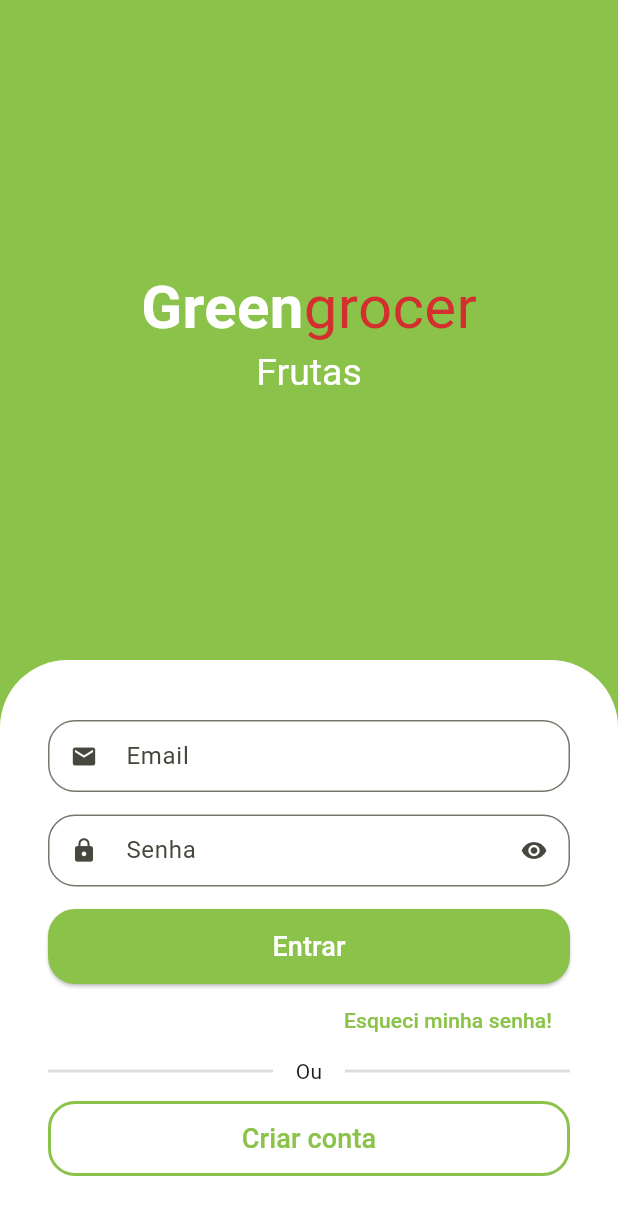
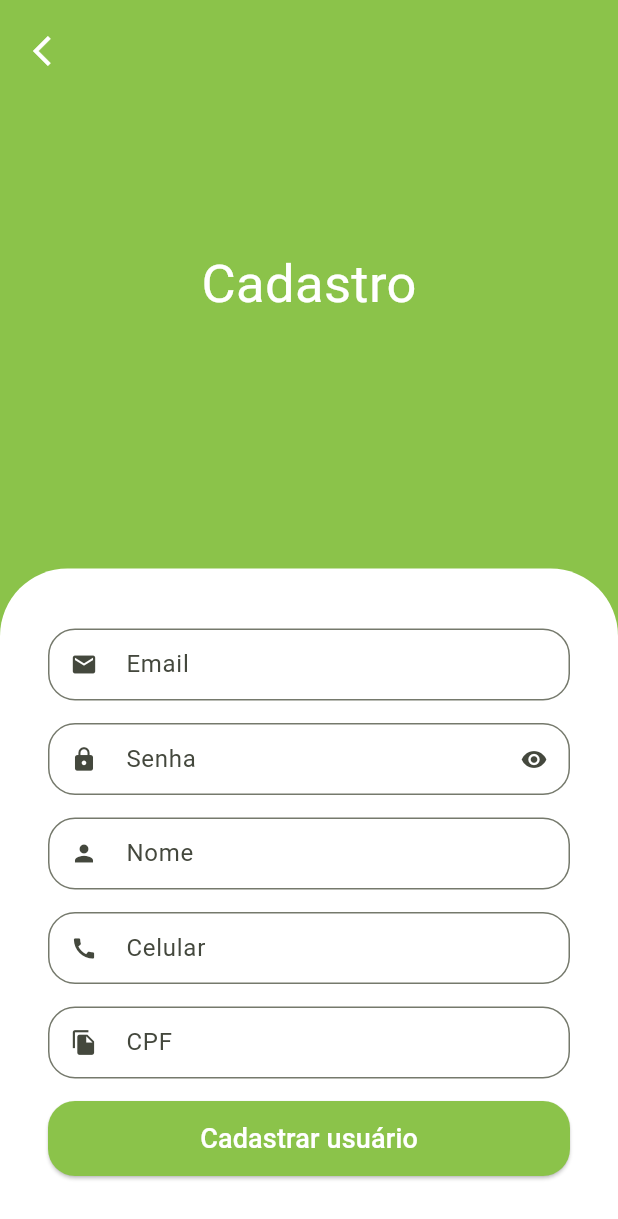
Before and after one commit to RomarioCabo/greengrocer, a Flutter app: the screen it shows after launch, after a tap on "Criar conta", on a phone screen of 412 x 824 dp. Shown: the top 1219 px of the screen. Run offline on Flutter 3.47's test engine with Material 3 defaults, Android fonts, the phone set to English and light mode, and no system bars; drawn by our look-alikes of animated_text_kit; our stand-ins replace mask_text_input_formatter.

Commit message:
Adição da tela de cadastro de usuários

```diff
--- a/lib/src/auth/components/custom_text_field.dart
+++ b/lib/src/auth/components/custom_text_field.dart
@@ -1,15 +1,18 @@
 import 'package:flutter/material.dart';
+import 'package:flutter/services.dart';
 
 class CustomTextField extends StatefulWidget {
   final IconData icon;
   final String label;
   final bool isSecret;
+  final List<TextInputFormatter>? inputFormatters;
 
   const CustomTextField({
     super.key,
     required this.icon,
     required this.label,
     this.isSecret = false,
+    this.inputFormatters,
   });
 
   @override
@@ -30,6 +33,7 @@ class _CustomTextFieldState extends State<CustomTextField> {
     return Padding(
       padding: const EdgeInsets.only(bottom: 15.0),
       child: TextFormField(
+        inputFormatters: widget.inputFormatters,
         obscureText: isObscure,
         decoration: InputDecoration(
           prefixIcon: Icon(widget.icon),
@@ -40,7 +44,8 @@ class _CustomTextFieldState extends State<CustomTextField> {
                       isObscure = !isObscure;
                     });
                   },
-                  icon: Icon(isObscure ? Icons.visibility : Icons.visibility_off),
+                  icon:
+                      Icon(isObscure ? Icons.visibility : Icons.visibility_off),
                 )
               : null,
           labelText: widget.label,
--- a/lib/src/auth/sign_in_screen.dart
+++ b/lib/src/auth/sign_in_screen.dart
@@ -1,6 +1,7 @@
 import 'package:animated_text_kit/animated_text_kit.dart';
 import 'package:flutter/material.dart';
 import 'package:greengrocer/src/auth/components/custom_text_field.dart';
+import 'package:greengrocer/src/auth/sign_up_screen.dart';
 import 'package:greengrocer/src/config/custom_colors.dart';
 
 class SignInScreen extends StatelessWidget {
@@ -156,7 +157,15 @@ class SignInScreen extends StatelessWidget {
                             color: CustomColors.customSwatchColor,
                           ),
                         ),
-                        onPressed: () {},
+                        onPressed: () {
+                          Navigator.of(context).push(
+                            MaterialPageRoute(
+                              builder: (context) {
+                                return SignUpScreen();
+                              },
+                            ),
+                          );
+                        },
                         child: Text(
                           'Criar conta',
                           style: TextStyle(
--- /dev/null
+++ b/lib/src/auth/sign_up_screen.dart
@@ -0,0 +1,126 @@
+import 'package:flutter/material.dart';
+import 'package:greengrocer/src/config/custom_colors.dart';
+import 'package:mask_text_input_formatter/mask_text_input_formatter.dart';
+
+import 'components/custom_text_field.dart';
+
+class SignUpScreen extends StatelessWidget {
+  SignUpScreen({super.key});
+
+  final cpfFormatter = MaskTextInputFormatter(
+    mask: '###.###.###-##',
+    filter: {'#': RegExp(r'[0-9]')},
+  );
+
+  final phoneFormatter = MaskTextInputFormatter(
+    mask: '(##) #####-####',
+    filter: {'#': RegExp(r'[0-9]')},
+  );
+
+  @override
+  Widget build(BuildContext context) {
+    final size = MediaQuery.of(context).size;
+
+    return Scaffold(
+      backgroundColor: CustomColors.customSwatchColor,
+      body: SingleChildScrollView(
+        child: SizedBox(
+          height: size.height,
+          width: size.width,
+          child: Stack(
+            children: [
+              Column(
+                children: [
+                  const Expanded(
+                    child: Center(
+                      child: Text(
+                        'Cadastro',
+                        style: TextStyle(
+                          color: Colors.white,
+                          fontSize: 35,
+                        ),
+                      ),
+                    ),
+                  ),
+                  Container(
+                    padding: const EdgeInsets.symmetric(
+                      horizontal: 32,
+                      vertical: 40,
+                    ),
+                    decoration: const BoxDecoration(
+                      color: Colors.white,
+                      borderRadius:
+                          BorderRadius.vertical(top: Radius.circular(45)),
+                    ),
+                    child: Column(
+                      crossAxisAlignment: CrossAxisAlignment.stretch,
+                      children: [
+                        const CustomTextField(
+                          icon: Icons.email,
+                          label: "Email",
+                        ),
+                        const CustomTextField(
+                          icon: Icons.lock,
+                          label: "Senha",
+                          isSecret: true,
+                        ),
+                        const CustomTextField(
+                          icon: Icons.person,
+                          label: "Nome",
+                        ),
+                        CustomTextField(
+                          icon: Icons.call,
+                          label: "Celular",
+                          inputFormatters: [phoneFormatter],
+                        ),
+                        CustomTextField(
+                          icon: Icons.file_copy,
+                          label: "CPF",
+                          inputFormatters: [cpfFormatter],
+                        ),
+                        SizedBox(
+                          height: 50,
+                          child: ElevatedButton(
+                            style: ElevatedButton.styleFrom(
+                              backgroundColor: CustomColors.customSwatchColor,
+                              foregroundColor: Colors.white,
+                              shape: RoundedRectangleBorder(
+                                borderRadius: BorderRadius.circular(18),
+                              ),
+                            ),
+                            onPressed: () {},
+                            child: const Text(
+                              'Cadastrar usuário',
+                              style: TextStyle(
+                                fontSize: 18.0,
+                              ),
+                            ),
+                          ),
+                        ),
+                      ],
+                    ),
+                  ),
+                ],
+              ),
+              Positioned(
+                top: 10,
+                left: 10,
+                child: SafeArea(
+                  child: IconButton(
+                    onPressed: () {
+                      Navigator.of(context).pop();
+                    },
+                    icon: const Icon(
+                      Icons.arrow_back_ios,
+                      color: Colors.white,
+                    ),
+                  ),
+                ),
+              ),
+            ],
+          ),
+        ),
+      ),
+    );
+  }
+}
--- a/pubspec.yaml
+++ b/pubspec.yaml
@@ -36,6 +36,7 @@ dependencies:
   # Use with the CupertinoIcons class for iOS style icons.
   cupertino_icons: ^1.0.8
   animated_text_kit: ^4.2.2
+  mask_text_input_formatter: ^2.9.0
 
 dev_dependencies:
   flutter_test:
```
Also changed, not shown: pubspec.lock.
